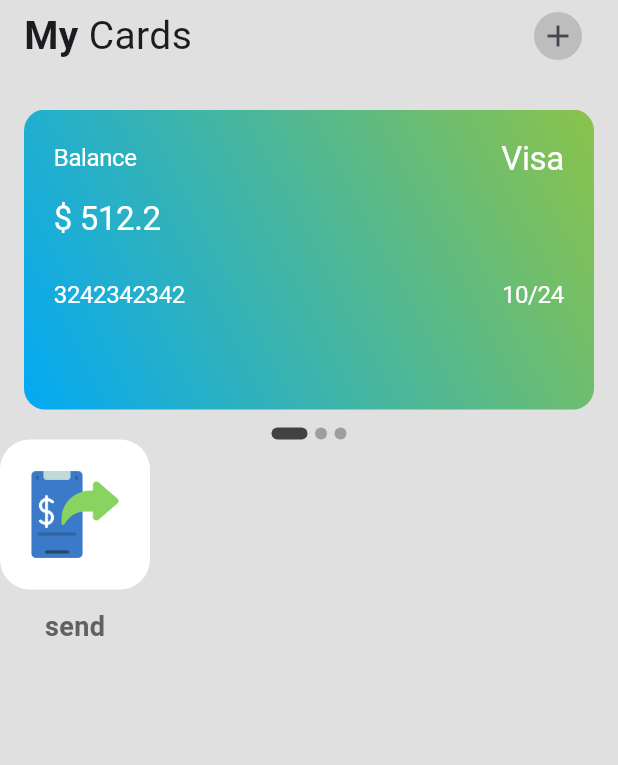
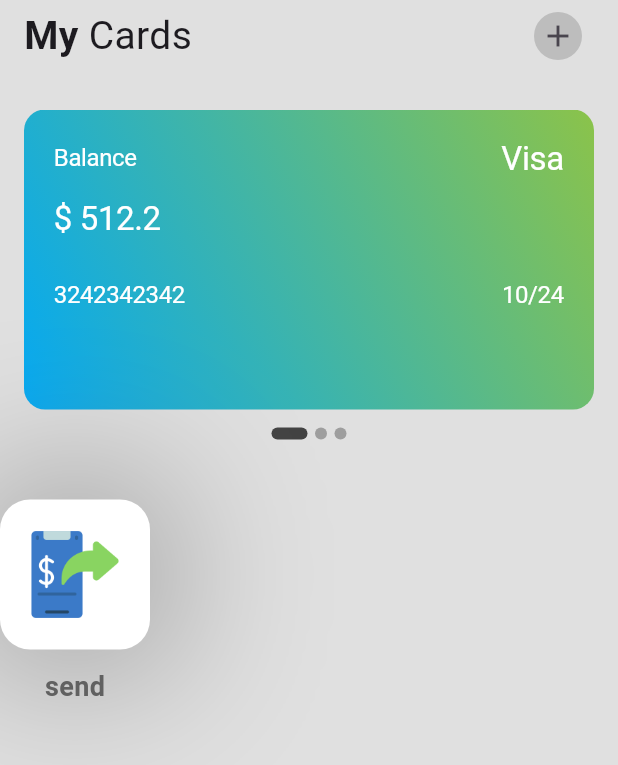
Before and after one commit to songhee24/wallet-app-ui, a Flutter app: the screen it shows after launch, on a phone screen of 412 x 824 dp. Shown: the top 765 px of the screen. Run offline on Flutter 3.47's test engine with Material 2 defaults, Android fonts, the light colour scheme and no system bars; drawn by our look-alikes of smooth_page_indicator.

Commit message:
trying to style/render image #3

```diff
--- a/lib/src/screens/home_screen.dart
+++ b/lib/src/screens/home_screen.dart
@@ -111,6 +111,9 @@ class _HomeScreenState extends State<HomeScreen> {
               ),
             ),
 
+            const SizedBox(
+              height: 40,
+            ),
             // buttons
             Row(
               children: <Widget>[
@@ -123,6 +126,13 @@ class _HomeScreenState extends State<HomeScreen> {
                       decoration: BoxDecoration(
                         color: Colors.white,
                         borderRadius: BorderRadius.circular(20),
+                        boxShadow: [
+                          BoxShadow(
+                            color: Colors.grey.shade600,
+                            blurRadius: 100,
+                            spreadRadius: 1,
+                          ),
+                        ],
                       ),
                       child: FittedBox(
                         fit: BoxFit.fill,
```
